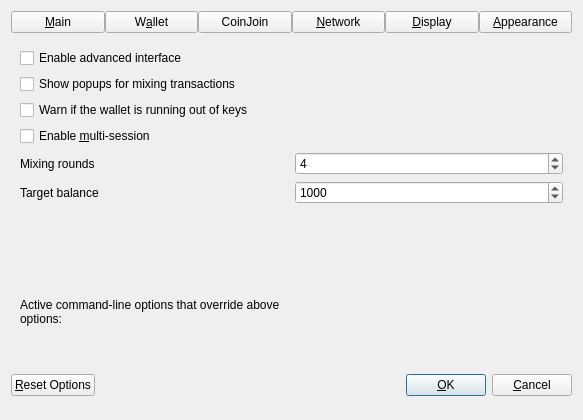
First picture: the form in src/qt/forms/optionsdialog.ui, repository Raptor3um/raptoreum, before the edit.
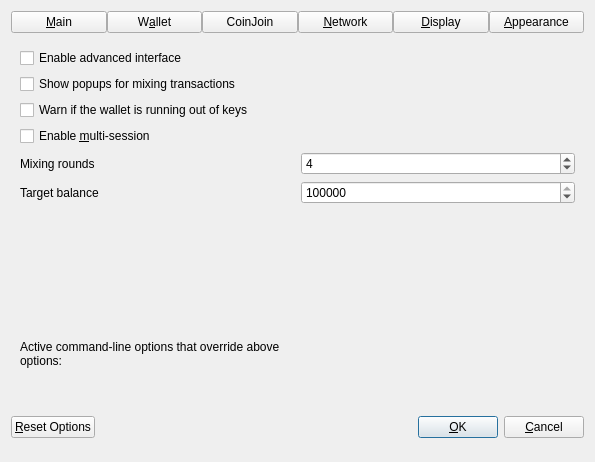
Second picture: the form after the edit. The open tabs and pages were chosen to show the change. Custom widgets are drawn as their Qt base class.

Commit message: increase coinjoin amount limit in UI

What changed in the file:
```diff
--- a/src/qt/forms/optionsdialog.ui
+++ b/src/qt/forms/optionsdialog.ui
@@ -6,8 +6,8 @@
    <rect>
     <x>0</x>
     <y>0</y>
-    <width>583</width>
-    <height>420</height>
+    <width>595</width>
+    <height>462</height>
    </rect>
   </property>
   <property name="sizePolicy">
@@ -398,16 +398,16 @@
          <item>
           <widget class="QSpinBox" name="coinJoinAmount">
            <property name="minimum">
-            <number>2</number>
+            <number>1000</number>
            </property>
            <property name="maximum">
-            <number>2000</number>
+            <number>2000000</number>
            </property>
            <property name="singleStep">
             <number>10</number>
            </property>
            <property name="value">
-            <number>1000</number>
+            <number>1000000</number>
            </property>
           </widget>
          </item>
```
Left out of the diff: 4 changed lines with no effect on the pictures. Lines whose indentation alone changed are shown as unchanged.
